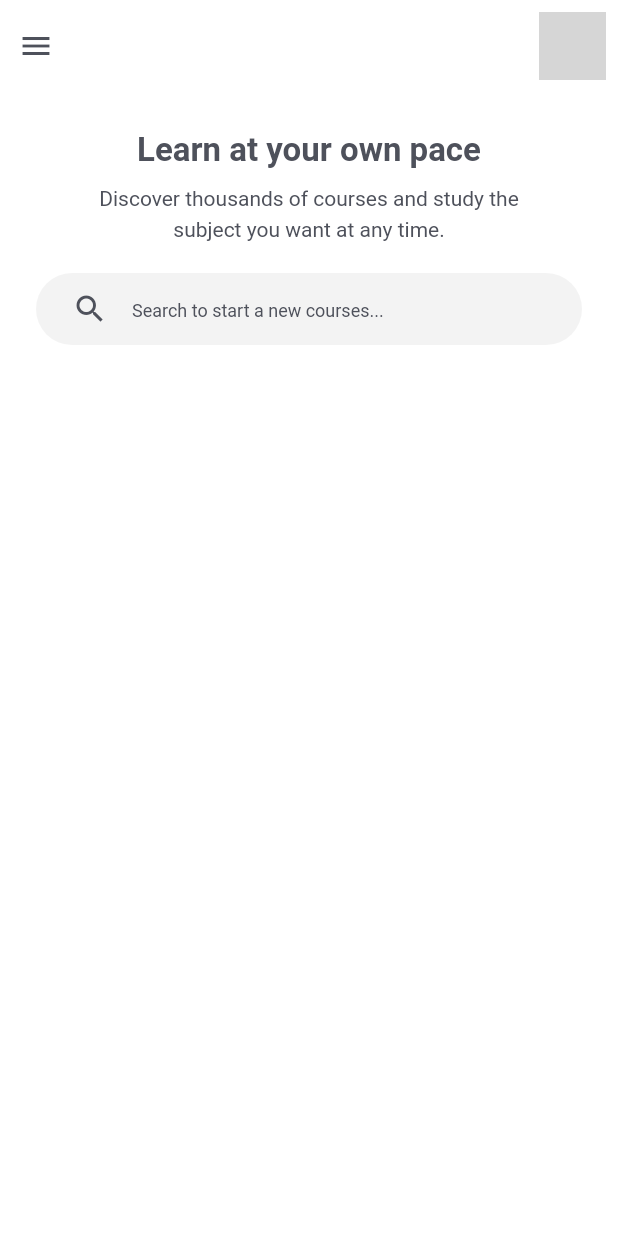
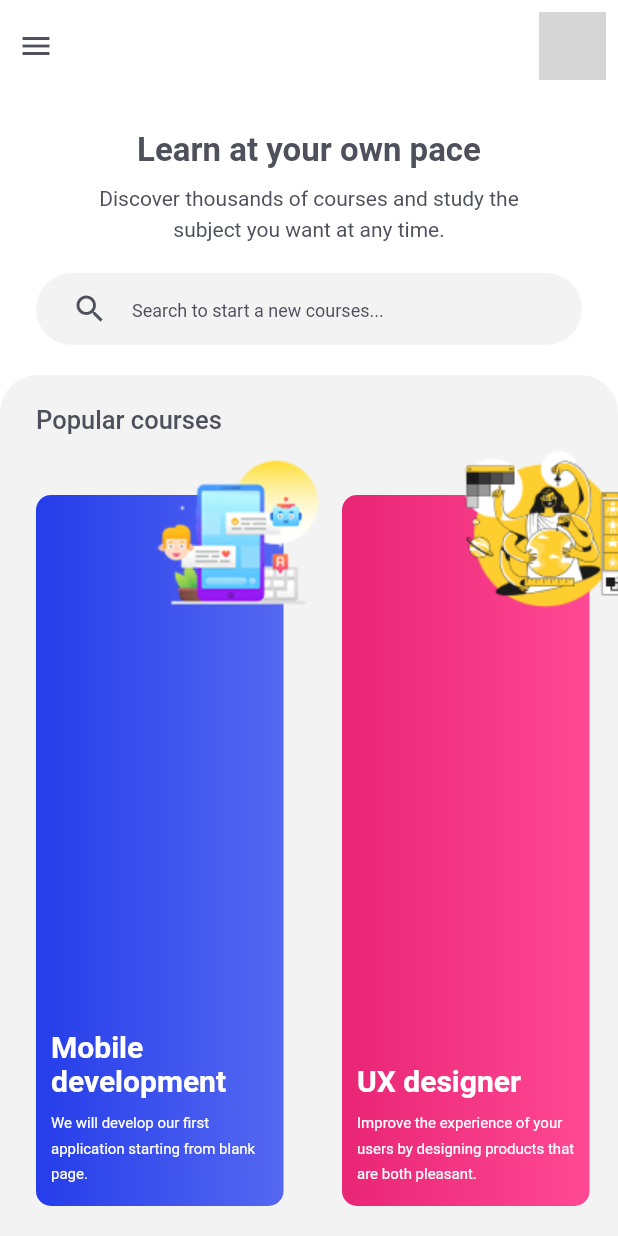
Before and after one commit to mikayilsrt/coursesUiApp, a Flutter app: the screen it shows after launch, on a phone screen of 412 x 824 dp. Run offline on Flutter 3.47's test engine with Material 2 defaults, Android fonts, the phone set to English and light mode, and no system bars; network calls fail; grey boxes are pictures that could not be loaded.

Commit message:
feat: add courses items card component

```diff
--- /dev/null
+++ b/lib/components/CoursesCard/CoursesCard.dart
@@ -0,0 +1,55 @@
+import 'package:flutter/material.dart';
+
+class CoursesCard extends StatefulWidget {
+
+  String title;
+  String content;
+  String image;
+  List<Color> colors;
+
+  CoursesCard({this.title, this.content, this.image, this.colors});
+
+  @override
+  State<StatefulWidget> createState() => new _CoursesCard();
+}
+
+class _CoursesCard extends State<CoursesCard> {
+  @override
+  Widget build(BuildContext context) {
+    return Container(
+      margin: EdgeInsets.only(left: 24.0, right: 15.0, top: 30.0),
+      child: Stack(
+        overflow: Overflow.visible,
+        children: [
+          Container(
+            width: 165.0,
+            padding: EdgeInsets.symmetric(horizontal: 10.0, vertical: 14.0),
+            decoration: BoxDecoration(
+              borderRadius: BorderRadius.all(Radius.circular(10.0)),
+              color: Colors.blue,
+              gradient: LinearGradient(
+                colors: widget.colors != null ? widget.colors : [Color(0xFF253DEA), Color(0xFF5568F1)]
+              )
+            ),
+            child: Column(
+              mainAxisAlignment: MainAxisAlignment.end,
+              crossAxisAlignment: CrossAxisAlignment.start,
+              children: [
+                Text(widget.title, style: TextStyle(color: Colors.white, fontSize: 20.0, fontWeight: FontWeight.bold),),
+                SizedBox(height: 7.0),
+                Text(widget.content, style: TextStyle(color: Colors.white, fontSize: 10.0, fontWeight: FontWeight.normal, height: 1.7),),
+              ]
+            )
+          ),
+          Positioned(
+            top: -35.0,
+            right: -30.0,
+            child: Container(
+              child: Image(image: AssetImage(widget.image))
+            )
+          )
+        ],
+      ),
+    );
+  }
+}
--- a/lib/main.dart
+++ b/lib/main.dart
@@ -1,6 +1,7 @@
 import 'package:flutter/material.dart';
 
 import 'components/BannerComponent/BannerComponent.dart';
+import 'components/CoursesCard/CoursesCard.dart';
 
 void main() => runApp(CoursesApp());
 
@@ -56,6 +57,46 @@ class _HomeScreen extends State<HomeScreen> {
                 ),
               ),
             ),
+            SizedBox(height: 20.0,),
+            Container(
+              child: Expanded(
+                flex: 1,
+                child: Container(
+                  width: double.infinity,
+                  padding: EdgeInsets.symmetric(vertical: 20.0),
+                  decoration: BoxDecoration(
+                    color: Color(0xFFF3F3F3),
+                    borderRadius: BorderRadius.only(topLeft: Radius.circular(25.0), topRight: Radius.circular(25.0))
+                  ),
+                  child: Column(
+                    mainAxisAlignment: MainAxisAlignment.start,
+                    crossAxisAlignment: CrossAxisAlignment.start,
+                    children: [
+                      Padding(
+                        padding: EdgeInsets.symmetric(horizontal: 24.0),
+                        child: Text("Popular courses", style: TextStyle(color: Theme.of(context).accentColor, fontSize: 17.0, fontWeight: FontWeight.w500)),
+                      ),
+                      SizedBox(height: 10.0,),
+                      Expanded(
+                        flex: 2,
+                        child: ListView(
+                          scrollDirection: Axis.horizontal,
+                          children: [
+                            CoursesCard(title: "Mobile development", content: "We will develop our first application starting from blank page.", image: "assets/images/cover-image-1.png", colors: [Color(0xFF253DEA), Color(0xFF5568F1)]),
+                            CoursesCard(title: "UX designer", content: "Improve the experience of your users by designing products that are both pleasant.", image: "assets/images/cover-image-2.png", colors: [Color(0xFFE92575), Color(0xFFFF4893)]),
+                            CoursesCard(title: "Mobile development", content: "We will develop our first application starting from blank page.", image: "assets/images/cover-image-1.png", colors: [Color(0xFF253DEA), Color(0xFF5568F1)]),
+                            CoursesCard(title: "Mobile development", content: "We will develop our first application starting from blank page.", image: "assets/images/cover-image-1.png", colors: [Color(0xFF253DEA), Color(0xFF5568F1)]),
+                            CoursesCard(title: "Mobile development", content: "We will develop our first application starting from blank page.", image: "assets/images/cover-image-1.png", colors: [Color(0xFF253DEA), Color(0xFF5568F1)]),
+                            CoursesCard(title: "Mobile development", content: "We will develop our first application starting from blank page.", image: "assets/images/cover-image-1.png", colors: [Color(0xFF253DEA), Color(0xFF5568F1)]),
+                            CoursesCard(title: "Mobile development", content: "We will develop our first application starting from blank page.", image: "assets/images/cover-image-1.png", colors: [Color(0xFF253DEA), Color(0xFF5568F1)]),
+                          ]
+                        ),
+                      ),
+                    ],
+                  ),
+                ),
+              ),
+            ),
           ]
         ),
       ),
--- a/pubspec.yaml
+++ b/pubspec.yaml
@@ -45,9 +45,8 @@ flutter:
   uses-material-design: true
 
   # To add assets to your application, add an assets section, like this:
-  # assets:
-  #   - images/a_dot_burr.jpeg
-  #   - images/a_dot_ham.jpeg
+  assets:
+    - assets/images/
 
   # An image asset can refer to one or more resolution-specific "variants", see
   # https://flutter.dev/assets-and-images/#resolution-aware.
```
Also changed, not shown: assets/images/cover-image-1.png (added), assets/images/cover-image-2.png (added).
